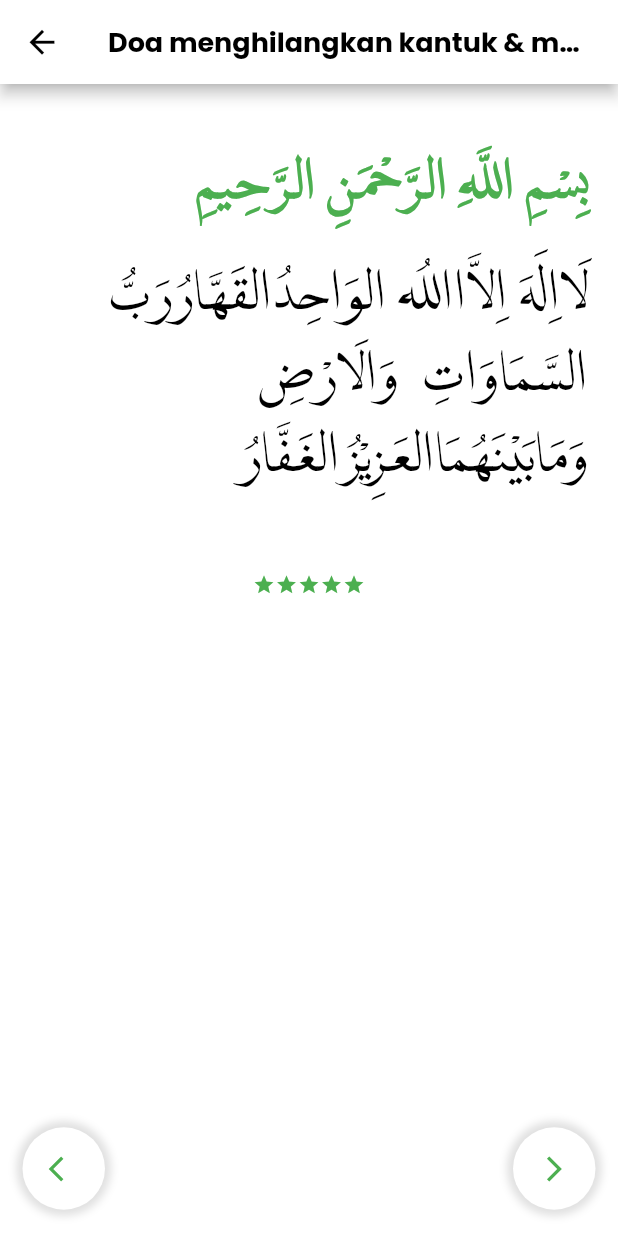
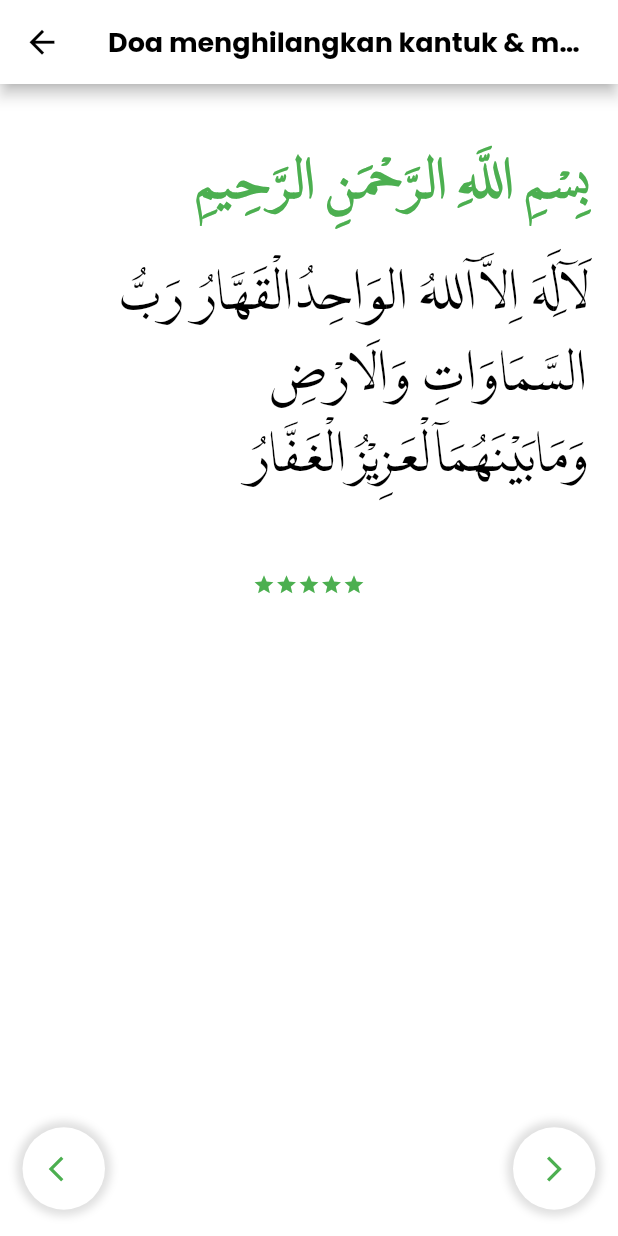
Before and after one commit to alizaenazet/dalil-alnajah, a Flutter app: the Section15 screen opened directly, on a phone screen of 412 x 824 dp. Run offline on Flutter 3.47's test engine with Material 2 defaults, Android fonts, the phone set to English and light mode, and no system bars; our stand-ins replace animated_splash_screen, google_fonts.

Commit message:
#25
revisi harokat

```diff
--- a/lib/section15.dart
+++ b/lib/section15.dart
@@ -58,9 +58,9 @@ class _Section15State extends State<Section15> {
               height: 20,
             ),
             Text(
-              'لَااِلَهَ اِلاَّااللُه الوَاحِدُالقَهَّارُرَبُّ السَّمَاوَاتِ ' +
+              'لَآِلَهَ اِلاَّآللهُ الوَاحِدُالْقَهَّارُ' +
                   ' ' +
-                  'وَالَارْضِ وَمَابَيْنَهُمَاالعَزِيْزُالغَفَّارُ',
+                  'رَبُّ السَّمَاوَاتِ وَالَارْضِ وَمَابَيْنَهُمَآلْعَزِيْزُالْغَفَّارُ',
               textDirection: TextDirection.rtl,
               style: largeBlackArabic,
             ),
```
